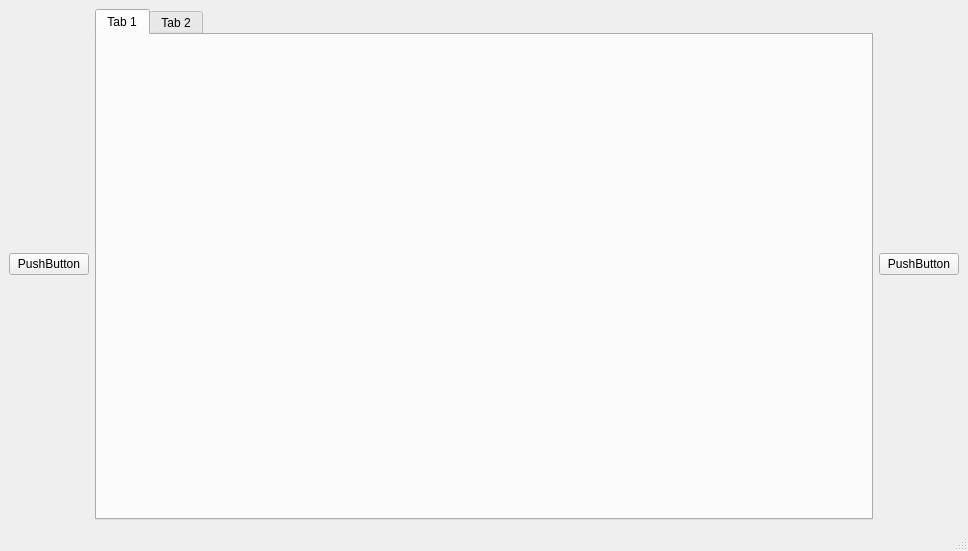
DmitriDanshin/mortar-and-pestle, file assets/templates/MainWindow.ui: the form before one commit.
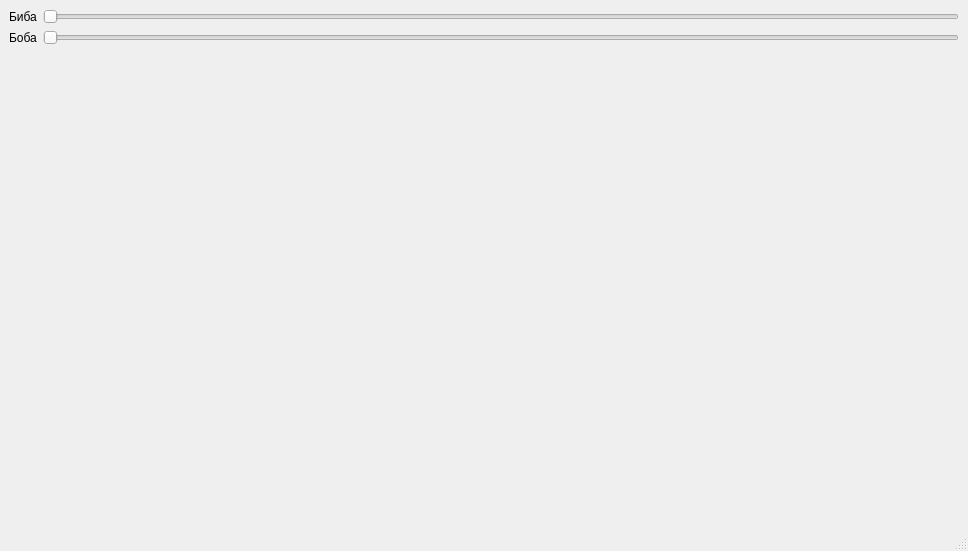
The form after the commit. The open tabs and pages were chosen to show the change.

Patch:
```diff
--- a/assets/templates/MainWindow.ui
+++ b/assets/templates/MainWindow.ui
@@ -16,64 +16,49 @@
   <widget class="QWidget" name="centralwidget">
    <layout class="QGridLayout" name="gridLayout_2">
     <item row="0" column="0">
+     <layout class="QGridLayout" name="gridLayout">
+      <item row="1" column="1">
+       <widget class="QSlider" name="horizontalSlider_2">
+        <property name="orientation">
+         <enum>Qt::Horizontal</enum>
+        </property>
+       </widget>
+      </item>
+      <item row="0" column="0">
+       <widget class="QLabel" name="label">
+        <property name="maximumSize">
+         <size>
+          <width>100</width>
+          <height>20</height>
+         </size>
+        </property>
+        <property name="text">
+         <string>Биба</string>
+        </property>
+       </widget>
+      </item>
+      <item row="1" column="0">
+       <widget class="QLabel" name="label_2">
+        <property name="text">
+         <string>Боба</string>
+        </property>
+       </widget>
+      </item>
+      <item row="0" column="1">
+       <widget class="QSlider" name="horizontalSlider">
+        <property name="orientation">
+         <enum>Qt::Horizontal</enum>
+        </property>
+       </widget>
+      </item>
+     </layout>
+    </item>
+    <item row="3" column="0" rowspan="2">
      <layout class="QVBoxLayout" name="verticalLayout">
       <item>
        <layout class="QHBoxLayout" name="horizontalLayout">
         <item>
-         <widget class="QPushButton" name="pushButton_2">
-          <property name="text">
-           <string>PushButton</string>
-          </property>
-         </widget>
-        </item>
-        <item>
-         <widget class="QTabWidget" name="tabWidget">
-          <property name="currentIndex">
-           <number>1</number>
-          </property>
-          <widget class="QWidget" name="tab">
-           <property name="enabled">
-            <bool>true</bool>
-           </property>
-           <attribute name="title">
-            <string>Tab 1</string>
-           </attribute>
-           <widget class="QWidget" name="gridLayoutWidget">
-            <property name="geometry">
-             <rect>
-              <x>0</x>
-              <y>0</y>
-              <width>751</width>
-              <height>441</height>
-             </rect>
-            </property>
-            <layout class="QGridLayout" name="plot1Grid"/>
-           </widget>
-          </widget>
-          <widget class="QWidget" name="tab_2">
-           <attribute name="title">
-            <string>Tab 2</string>
-           </attribute>
-           <widget class="QWidget" name="gridLayoutWidget_5">
-            <property name="geometry">
-             <rect>
-              <x>0</x>
-              <y>0</y>
-              <width>751</width>
-              <height>441</height>
-             </rect>
-            </property>
-            <layout class="QGridLayout" name="plot2Grid"/>
-           </widget>
-          </widget>
-         </widget>
-        </item>
-        <item>
-         <widget class="QPushButton" name="pushButton">
-          <property name="text">
-           <string>PushButton</string>
-          </property>
-         </widget>
+         <layout class="QGridLayout" name="plot1Grid"/>
         </item>
        </layout>
       </item>
```
Left out of the diff: 2 changed lines with no effect on the pictures.
